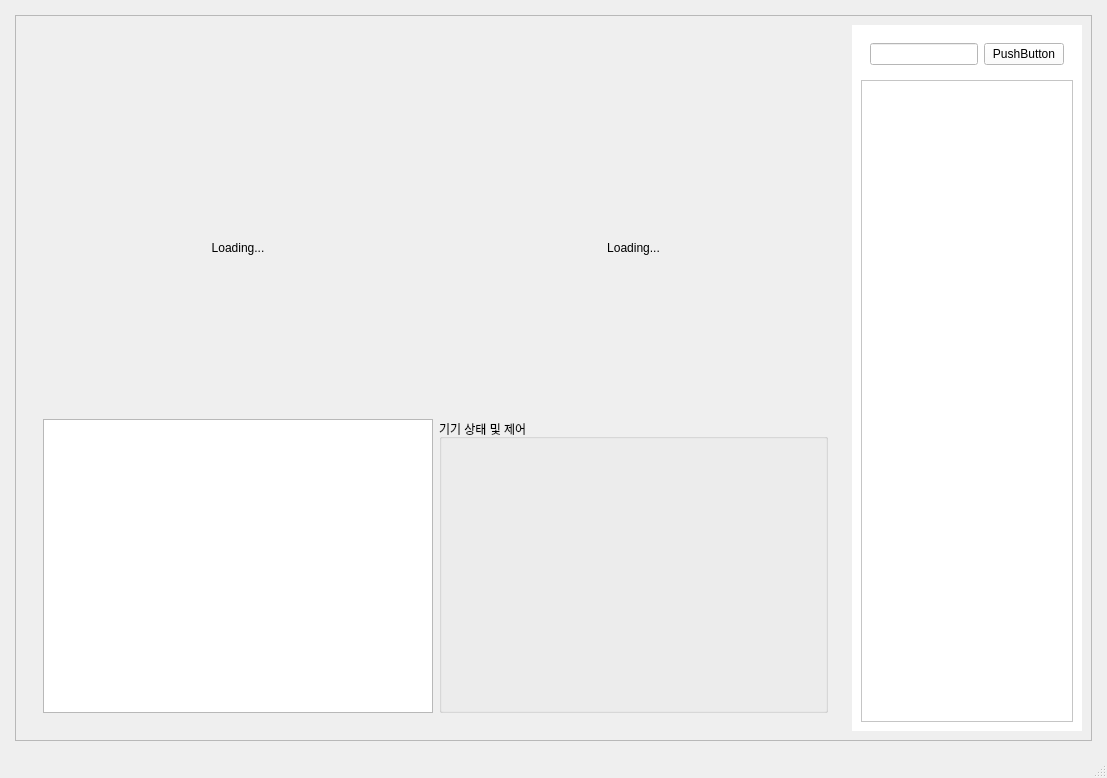
Above: client_qt/conveyor.ui from VisionCraft2025/client_qt before the change. Below: the same form after it.
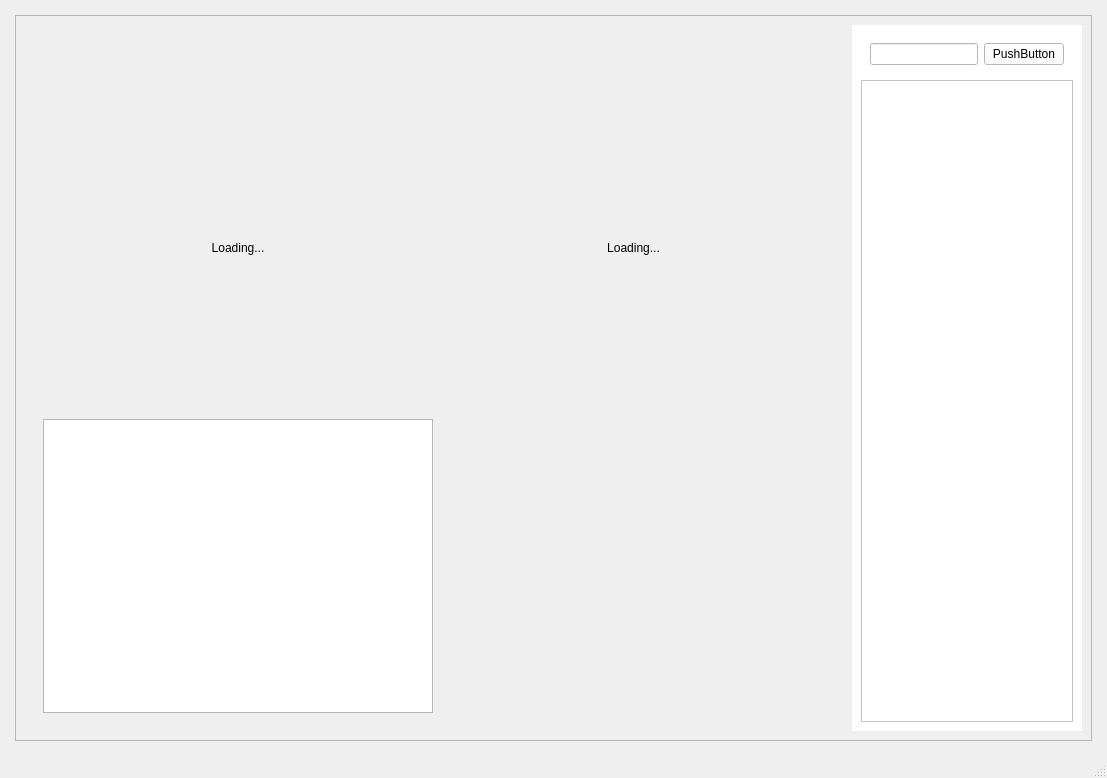
That is the form after the change.

Commit message: Style/#80: Update bottom panel in Conveyor tab

The edit to the form file:
```diff
--- a/client_qt/conveyor.ui
+++ b/client_qt/conveyor.ui
@@ -117,16 +117,13 @@
                 <widget class="QTextEdit" name="textLog"/>
                </item>
                <item>
-                <widget class="QGroupBox" name="groupControl">
+                <widget class="QWidget" name="groupControl" native="true">
                  <property name="sizePolicy">
                   <sizepolicy hsizetype="Expanding" vsizetype="Expanding">
                    <horstretch>0</horstretch>
                    <verstretch>0</verstretch>
                   </sizepolicy>
                  </property>
-                 <property name="title">
-                  <string>기기 상태 및 제어</string>
-                 </property>
                 </widget>
                </item>
               </layout>
```
The commit also changes 5 other files.
